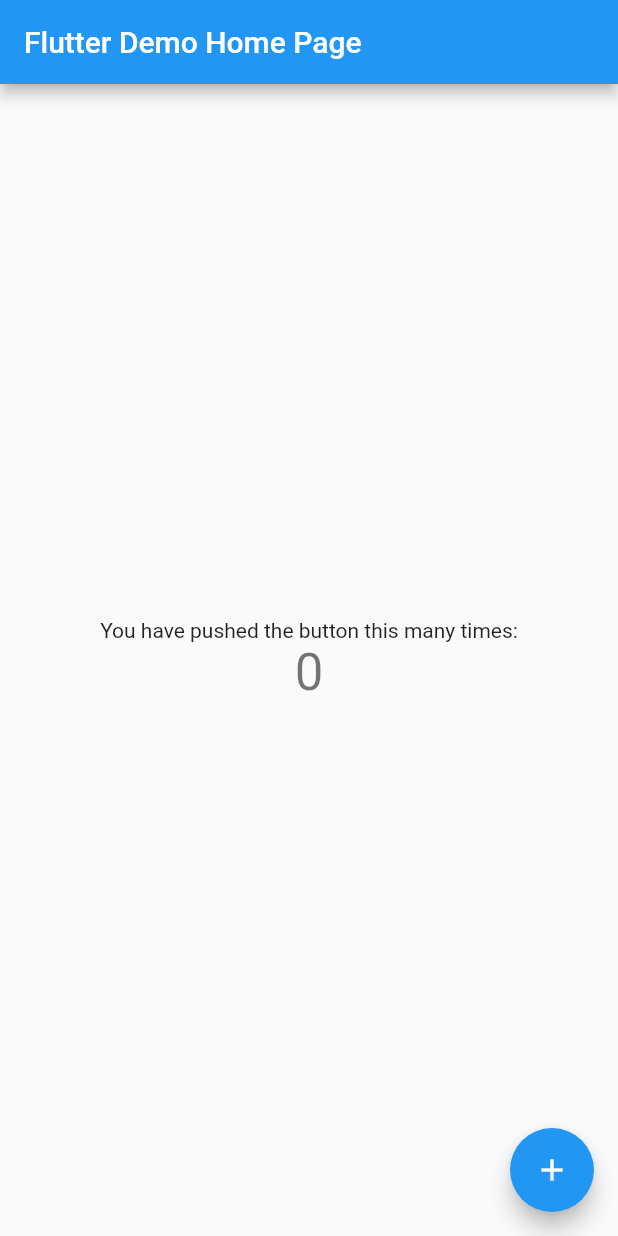
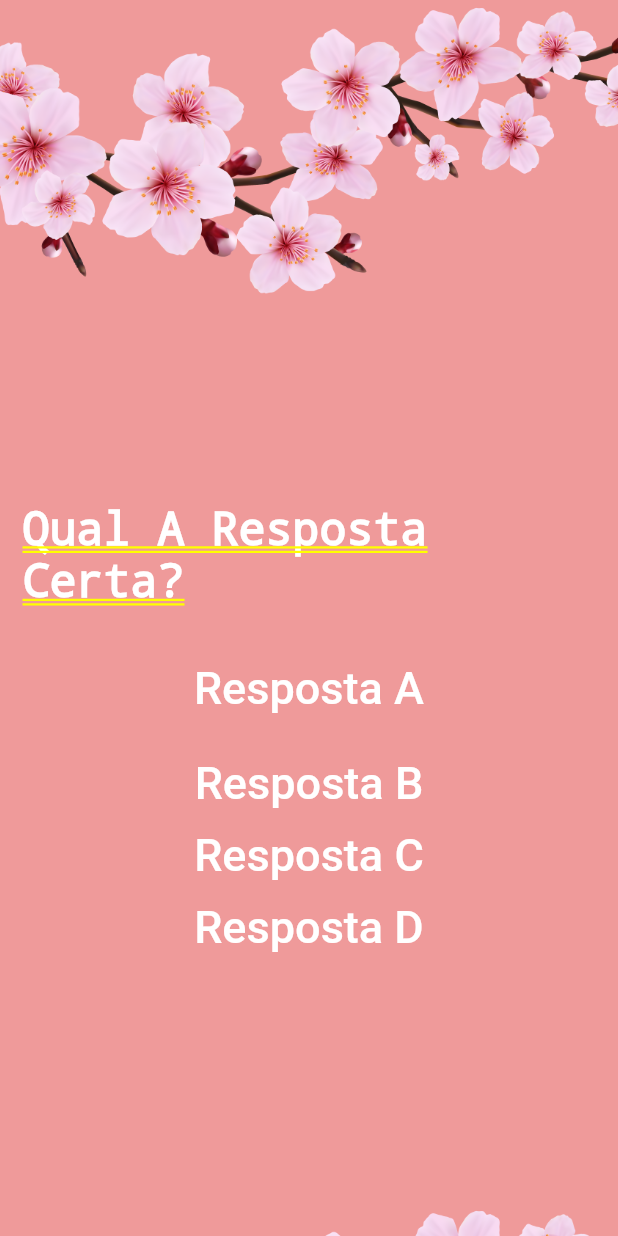
Before and after one commit to JovaniOUnico/my-quiz, a Flutter app: the screen it shows after launch, on a phone screen of 412 x 824 dp. Run offline on Flutter 3.47's test engine with Material 2 defaults, Android fonts, the phone set to English and light mode, and no system bars.

Commit message:
inicio tela questões

```diff
--- a/lib/main.dart
+++ b/lib/main.dart
@@ -1,4 +1,5 @@
 import 'package:flutter/material.dart';
+import 'package:my_quiz/ui/questoes.dart';
 
 void main() {
   runApp(MyApp());
@@ -10,108 +11,8 @@ class MyApp extends StatelessWidget {
   Widget build(BuildContext context) {
     return MaterialApp(
       title: 'Flutter Demo',
-      theme: ThemeData(
-        // This is the theme of your application.
-        //
-        // Try running your application with "flutter run". You'll see the
-        // application has a blue toolbar. Then, without quitting the app, try
-        // changing the primarySwatch below to Colors.green and then invoke
-        // "hot reload" (press "r" in the console where you ran "flutter run",
-        // or simply save your changes to "hot reload" in a Flutter IDE).
-        // Notice that the counter didn't reset back to zero; the application
-        // is not restarted.
-        primarySwatch: Colors.blue,
-        // This makes the visual density adapt to the platform that you run
-        // the app on. For desktop platforms, the controls will be smaller and
-        // closer together (more dense) than on mobile platforms.
-        visualDensity: VisualDensity.adaptivePlatformDensity,
-      ),
-      home: MyHomePage(title: 'Flutter Demo Home Page'),
+      home: Questions(title: 'Flutter Demo Home Page'),
+      debugShowCheckedModeBanner: false,
     );
   }
 }
-
-class MyHomePage extends StatefulWidget {
-  MyHomePage({Key key, this.title}) : super(key: key);
-
-  // This widget is the home page of your application. It is stateful, meaning
-  // that it has a State object (defined below) that contains fields that affect
-  // how it looks.
-
-  // This class is the configuration for the state. It holds the values (in this
-  // case the title) provided by the parent (in this case the App widget) and
-  // used by the build method of the State. Fields in a Widget subclass are
-  // always marked "final".
-
-  final String title;
-
-  @override
-  _MyHomePageState createState() => _MyHomePageState();
-}
-
-class _MyHomePageState extends State<MyHomePage> {
-  int _counter = 0;
-
-  void _incrementCounter() {
-    setState(() {
-      // This call to setState tells the Flutter framework that something has
-      // changed in this State, which causes it to rerun the build method below
-      // so that the display can reflect the updated values. If we changed
-      // _counter without calling setState(), then the build method would not be
-      // called again, and so nothing would appear to happen.
-      _counter++;
-    });
-  }
-
-  @override
-  Widget build(BuildContext context) {
-    // This method is rerun every time setState is called, for instance as done
-    // by the _incrementCounter method above.
-    //
-    // The Flutter framework has been optimized to make rerunning build methods
-    // fast, so that you can just rebuild anything that needs updating rather
-    // than having to individually change instances of widgets.
-    return Scaffold(
-      appBar: AppBar(
-        // Here we take the value from the MyHomePage object that was created by
-        // the App.build method, and use it to set our appbar title.
-        title: Text(widget.title),
-      ),
-      body: Center(
-        // Center is a layout widget. It takes a single child and positions it
-        // in the middle of the parent.
-        child: Column(
-          // Column is also a layout widget. It takes a list of children and
-          // arranges them vertically. By default, it sizes itself to fit its
-          // children horizontally, and tries to be as tall as its parent.
-          //
-          // Invoke "debug painting" (press "p" in the console, choose the
-          // "Toggle Debug Paint" action from the Flutter Inspector in Android
-          // Studio, or the "Toggle Debug Paint" command in Visual Studio Code)
-          // to see the wireframe for each widget.
-          //
-          // Column has various properties to control how it sizes itself and
-          // how it positions its children. Here we use mainAxisAlignment to
-          // center the children vertically; the main axis here is the vertical
-          // axis because Columns are vertical (the cross axis would be
-          // horizontal).
-          mainAxisAlignment: MainAxisAlignment.center,
-          children: <Widget>[
-            Text(
-              'You have pushed the button this many times:',
-            ),
-            Text(
-              '$_counter',
-              style: Theme.of(context).textTheme.headline4,
-            ),
-          ],
-        ),
-      ),
-      floatingActionButton: FloatingActionButton(
-        onPressed: _incrementCounter,
-        tooltip: 'Increment',
-        child: Icon(Icons.add),
-      ), // This trailing comma makes auto-formatting nicer for build methods.
-    );
-  }
-}
--- /dev/null
+++ b/lib/ui/questoes.dart
@@ -0,0 +1,70 @@
+import 'package:flutter/material.dart';
+
+class Questions extends StatefulWidget {
+  Questions({Key key, this.title}) : super(key: key);
+
+  final String title;
+  @override
+  _QuestionsState createState() => _QuestionsState();
+}
+
+class _QuestionsState extends State<Questions> {
+  @override
+  Widget build(BuildContext context) {
+    return Container(
+        decoration: BoxDecoration(color: Colors.red[200]),
+        child: Column(
+          children: <Widget>[
+            Image.asset(
+              "images/flor.png",
+              fit: BoxFit.cover,
+              height: 200,
+            ),
+            Center(
+                child: Padding(
+              padding: EdgeInsets.only(top: 120.0),
+              child: Column(
+                mainAxisAlignment: MainAxisAlignment.center,
+                children: <Widget>[
+                  Padding(
+                      padding: EdgeInsets.all(15),
+                      child: Text("Qual A Resposta Certa?",
+                          style:
+                              TextStyle(color: Colors.white, fontSize: 30.0))),
+                  Padding(
+                    padding: EdgeInsets.all(15),
+                    child: FlatButton(
+                        onPressed: () {},
+                        child: Text("Resposta A",
+                            style: TextStyle(
+                                color: Colors.white, fontSize: 30.0))),
+                  ),
+                  FlatButton(
+                      onPressed: () {},
+                      child: Text("Resposta B",
+                          style:
+                              TextStyle(color: Colors.white, fontSize: 30.0))),
+                  FlatButton(
+                      onPressed: () {},
+                      child: Text("Resposta C",
+                          style:
+                              TextStyle(color: Colors.white, fontSize: 30.0))),
+                  FlatButton(
+                      onPressed: () {},
+                      child: Text("Resposta D",
+                          style:
+                              TextStyle(color: Colors.white, fontSize: 30.0)))
+                ],
+              ),
+            )),
+            Padding(
+                padding: EdgeInsets.only(top: 160.0),
+                child: Image.asset(
+                  "images/flor.png",
+                  fit: BoxFit.cover,
+                  height: 200,
+                ))
+          ],
+        ));
+  }
+}
--- a/pubspec.yaml
+++ b/pubspec.yaml
@@ -48,6 +48,8 @@ flutter:
   # assets:
   #   - images/a_dot_burr.jpeg
   #   - images/a_dot_ham.jpeg
+  assets:
+    - images/flor.png
 
   # An image asset can refer to one or more resolution-specific "variants", see
   # https://flutter.dev/assets-and-images/#resolution-aware.
```
Also changed, not shown: images/flor.png (added), 1 other file.
